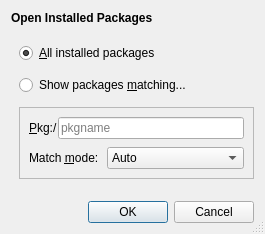
First picture: the form in src/open-pkg-dialog.ui, repository Lithopsian/qdirstat, before the edit.
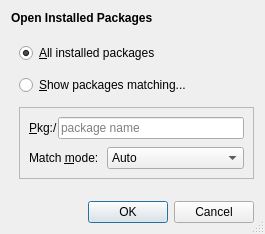
Second picture: the form after the edit.

What changed in the file:
```diff
--- a/src/open-pkg-dialog.ui
+++ b/src/open-pkg-dialog.ui
@@ -84,7 +84,7 @@
      <item>
       <widget class="QRadioButton" name="useFilterRadioButton">
        <property name="text">
-        <string>Show packages &amp;matching...</string>
+        <string>&amp;Show packages matching...</string>
        </property>
       </widget>
      </item>
@@ -121,7 +121,7 @@
           <item>
            <widget class="QLineEdit" name="pkgPatternField">
             <property name="placeholderText">
-             <string>pkgname</string>
+             <string>package name</string>
             </property>
            </widget>
           </item>
```
Left out of the diff: 35 changed lines with no effect on the pictures.
